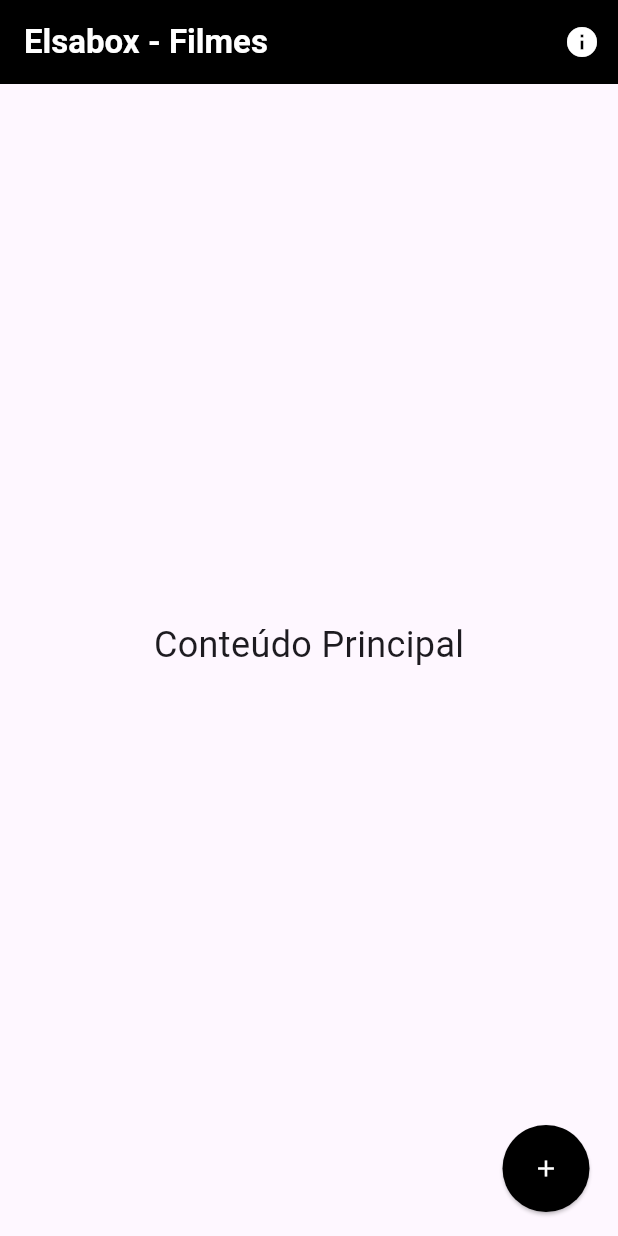
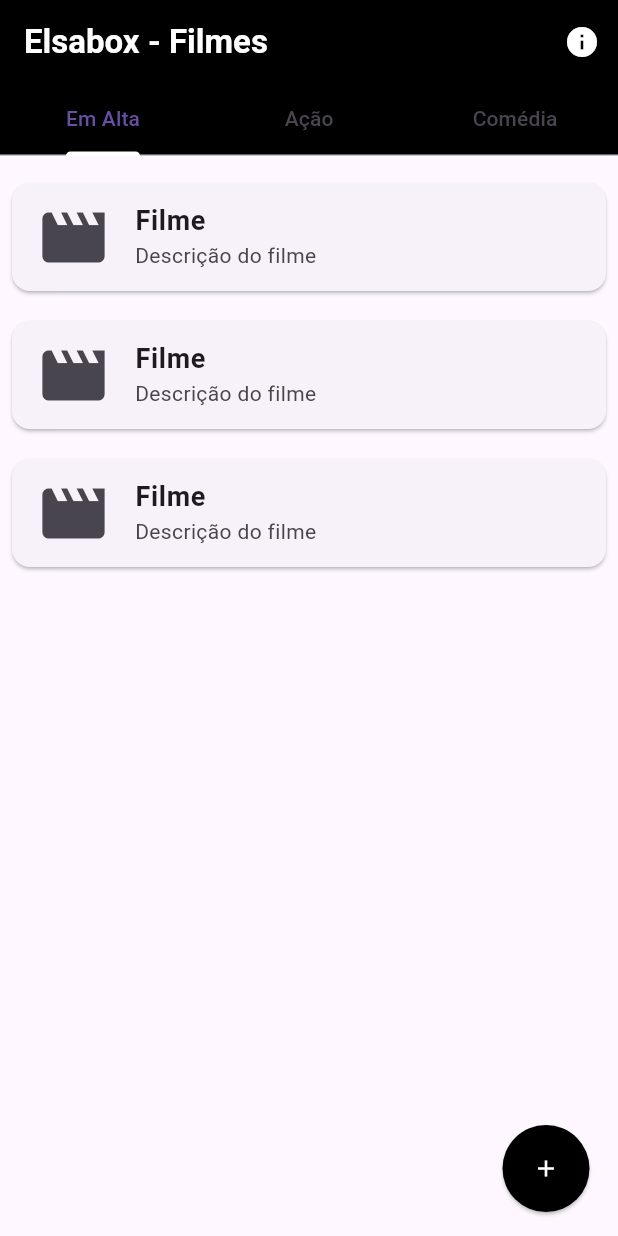
Before and after one commit to victoriaflb/caixadefilmes, a Flutter app: the screen it shows after launch, on a phone screen of 412 x 824 dp. Run offline on Flutter 3.47's test engine with Material 3 defaults, Android fonts, the phone set to English and light mode, and no system bars; our stand-ins replace sqflite; accounts and stored records are empty.

Commit message:
Update homepage.dart

```diff
--- a/lib/views/homepage.dart
+++ b/lib/views/homepage.dart
@@ -6,18 +6,45 @@ class Homepage extends StatefulWidget {
   State<Homepage> createState() => _HomepageState();
 }
 
-class _HomepageState extends State<Homepage> {
+class _HomepageState extends State<Homepage>
+    with SingleTickerProviderStateMixin {
+  // Controlador para o TabBar
+  late TabController _tabController;
+
+  // Exemplo de categorias e filmes
+  final Map<String, List<String>> movieCategories = {
+    'Em Alta': ['Filme', 'Filme', 'Filme'],
+    'Ação': ['Filme', 'Filme', 'Filme'],
+    'Comédia': ['Filme', 'Filme', 'Filme'],
+  };
+
+  @override
+  void initState() {
+    super.initState();
+    _tabController = TabController(length: movieCategories.length, vsync: this);
+  }
+
   @override
   Widget build(BuildContext context) {
     return MaterialApp(
       debugShowCheckedModeBanner: false,
-      home: Scaffold(
+      home: DefaultTabController(
+        length: movieCategories.length,
+        child: Scaffold(
           appBar: AppBar(
             title: Text(
               "Elsabox - Filmes",
-            style: TextStyle(color: Colors.white, fontWeight: FontWeight.bold),
+              style:
+                  TextStyle(color: Colors.white, fontWeight: FontWeight.bold),
             ),
             backgroundColor: Colors.black,
+            bottom: TabBar(
+              controller: _tabController,
+              tabs: movieCategories.keys.map((String category) {
+                return Tab(text: category);
+              }).toList(),
+              indicatorColor: Colors.white,
+            ),
             actions: [
               IconButton(
                 icon: Icon(
@@ -53,17 +80,32 @@ class _HomepageState extends State<Homepage> {
               ),
             ],
           ),
-        body: Center(
-          child: Column(
-            mainAxisAlignment: MainAxisAlignment.center,
-            children: [
-              Text(
-                "Conteúdo Principal",
-                style: TextStyle(fontSize: 24),
+          body: TabBarView(
+            controller: _tabController,
+            children: movieCategories.keys.map((String category) {
+              List<String> movies = movieCategories[category]!;
+              return Padding(
+                padding: const EdgeInsets.all(8.0),
+                child: ListView.builder(
+                  itemCount: movies.length,
+                  itemBuilder: (context, index) {
+                    String movie = movies[index];
+                    return Card(
+                      margin: EdgeInsets.symmetric(vertical: 10),
+                      child: ListTile(
+                        leading: Icon(Icons.movie, size: 50),
+                        title: Text(
+                          movie,
+                          style: TextStyle(
+                              fontSize: 18, fontWeight: FontWeight.bold),
                         ),
-              SizedBox(height: 20),
-            ],
+                        subtitle: Text('Descrição do filme'),
                       ),
+                    );
+                  },
+                ),
+              );
+            }).toList(),
           ),
           floatingActionButton: ElevatedButton(
             style: ElevatedButton.styleFrom(
@@ -76,8 +118,14 @@ class _HomepageState extends State<Homepage> {
             },
             child: Icon(Icons.add, color: Colors.white),
           ),
-
+        ),
       ),
     );
   }
+
+  @override
+  void dispose() {
+    _tabController.dispose();
+    super.dispose();
   }
+}
```
Lines whose indentation alone changed are shown as unchanged.
